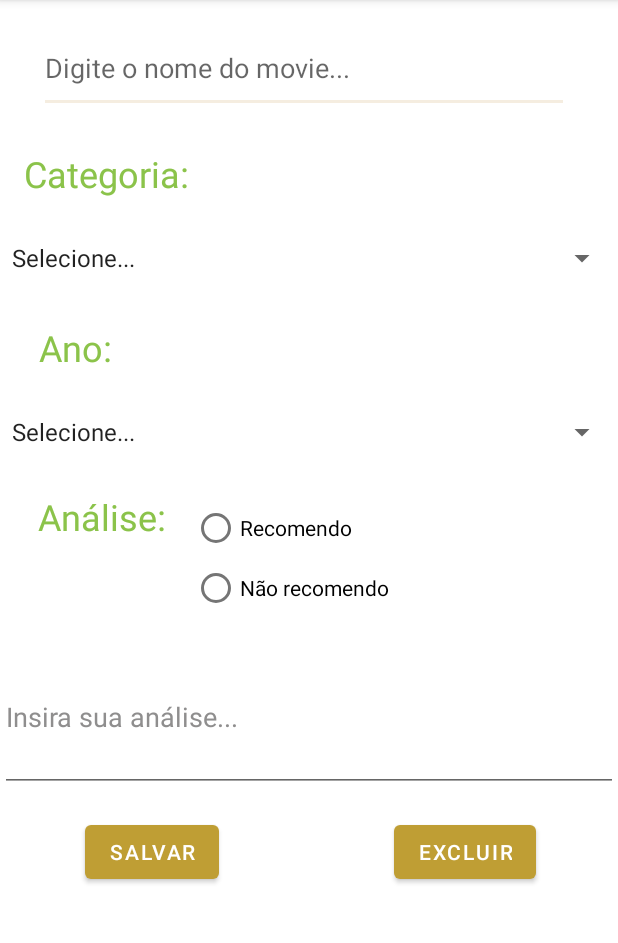
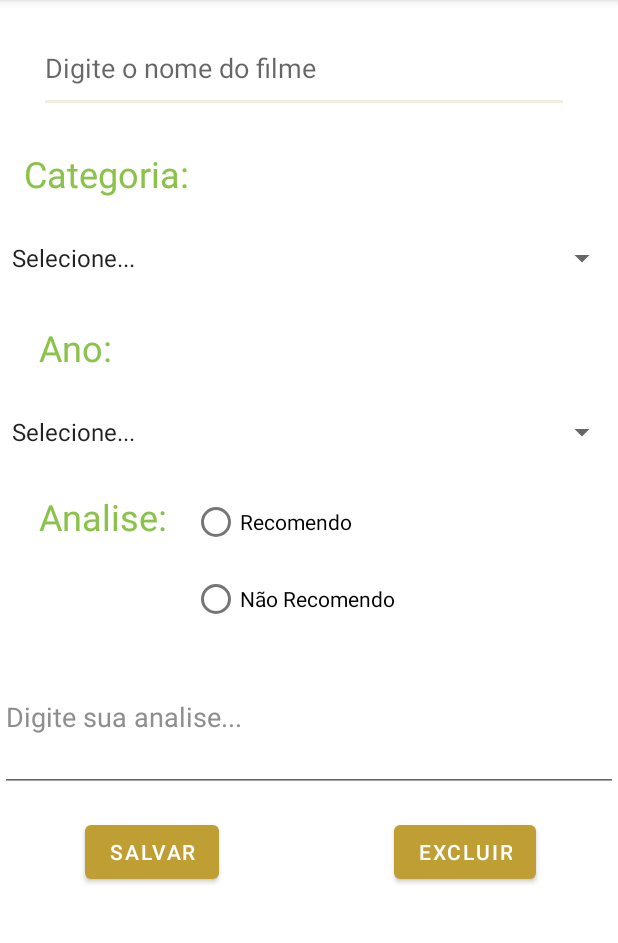
Before and after one commit to 616C616E/AppCadastro, an Android app: the screen it shows after launch (FormActivity), after a tap on an icon or button, on a phone screen of 412 x 824 dp, the part 84-1027 px from its top. Run offline under Robolectric (Android 15) with nearby library versions, the phone set to English and light mode, and no system bars.

Commit message:
Ajustes gerais

```diff
--- a/app/src/main/java/com/example/cadastroapp/DB.java
+++ b/app/src/main/java/com/example/cadastroapp/DB.java
@@ -15,15 +15,17 @@ public class DB extends SQLiteOpenHelper {
 
     @Override
     public void onCreate(SQLiteDatabase db) {
+        db.execSQL("DROP TABLE IF EXISTS movie");
         db.execSQL("CREATE TABLE IF NOT EXISTS movie ( " +
                 "     id INTEGER NOT NULL PRIMARY KEY AUTOINCREMENT ," +
                 "     nome TEXT NOT NULL ," +
                 "     categoria TEXT NOT NULL ," +
                 "     analise TEXT NOT NULL ," +
+                "     recomenda INTEGER NOT NULL ," +
                 "     ano INTEGER  ) "  );
     }
 
     @Override
-    public void onUpgrade(SQLiteDatabase sqLiteDatabase, int i, int i1) {
+    public void onUpgrade(SQLiteDatabase db, int i, int i1) {
     }
 }
--- a/app/src/main/java/com/example/cadastroapp/MovieDAO.java
+++ b/app/src/main/java/com/example/cadastroapp/MovieDAO.java
@@ -16,6 +16,7 @@ public class MovieDAO {
         valores.put("ano", filme.getAno() );
         valores.put("categoria", filme.getCategoria().toString());
         valores.put("analise", filme.getAnalise().toString());
+        valores.put("recomenda", filme.getRecomenda());
 
         DB banco = new DB(context);
         SQLiteDatabase db = banco.getWritableDatabase();
@@ -29,6 +30,7 @@ public class MovieDAO {
         valores.put("ano", filme.getAno() );
         valores.put("categoria", filme.getCategoria().toString());
         valores.put("analise", filme.getAnalise().toString());
+        valores.put("recomenda", filme.getRecomenda());
 
         DB banco = new DB(context);
         SQLiteDatabase db = banco.getWritableDatabase();
@@ -46,7 +48,7 @@ public class MovieDAO {
         List<Movie> lista = new ArrayList<>();
         DB banco = new DB(context);
         SQLiteDatabase db = banco.getReadableDatabase();
-        Cursor cursor = db.rawQuery("SELECT id, nome, ano, categoria, analise FROM movie ORDER BY nome", null );
+        Cursor cursor = db.rawQuery("SELECT id, nome, ano, categoria, analise, recomenda FROM movie ORDER BY nome", null );
         if( cursor.getCount() > 0 ){
             cursor.moveToFirst();
             do{
@@ -56,6 +58,8 @@ public class MovieDAO {
                 filme.setAno( cursor.getInt(2) );
                 filme.setCategoria(cursor.getString(3));
                 filme.setAnalise(cursor.getString(4));
+                filme.setRecomenda((cursor.getInt(5) == 1));
+
                 lista.add( filme );
             }while( cursor.moveToNext() );
         }
@@ -65,7 +69,7 @@ public class MovieDAO {
     public static Movie getFilmeById(Context context, int id){
         DB banco = new DB(context);
         SQLiteDatabase db = banco.getReadableDatabase();
-        Cursor cursor = db.rawQuery("SELECT id, nome, ano, categoria, analise FROM movie WHERE id = " + id, null );
+        Cursor cursor = db.rawQuery("SELECT id, nome, ano, categoria, analise, recomenda FROM movie WHERE id = " + id, null );
         if( cursor.getCount() > 0 ){
             cursor.moveToFirst();
             Movie filme = new Movie();
@@ -74,6 +78,7 @@ public class MovieDAO {
             filme.setAno( cursor.getInt(2) );
             filme.setCategoria(cursor.getString(3));
             filme.setAnalise(cursor.getString(4));
+            filme.setRecomenda((cursor.getInt(5) == 1));
             return filme;
         }else{
             return null;
--- a/app/src/main/res/layout/activity_form.xml
+++ b/app/src/main/res/layout/activity_form.xml
@@ -14,7 +14,7 @@
         android:layout_height="59dp"
         android:layout_marginTop="16dp"
         android:ems="10"
-        android:hint="Digite o nome do movie..."
+        android:hint="@string/nameHint"
         android:inputType="textPersonName"
         app:layout_constraintEnd_toEndOf="parent"
         app:layout_constraintHorizontal_bias="0.448"
@@ -22,37 +22,11 @@
         app:layout_constraintTop_toTopOf="parent" />
 
     <TextView
-        android:id="@+id/textView"
-        android:layout_width="wrap_content"
-        android:layout_height="wrap_content"
-        android:layout_marginTop="140dp"
-        android:text="Ano: "
-        android:textColor="#8BC34A"
-        android:textSize="24sp"
-        app:layout_constraintEnd_toEndOf="parent"
-        app:layout_constraintHorizontal_bias="0.072"
-        app:layout_constraintStart_toStartOf="parent"
-        app:layout_constraintTop_toBottomOf="@+id/etNome" />
-
-    <Spinner
-        android:id="@+id/spAno"
-        android:layout_width="match_parent"
-        android:layout_height="wrap_content"
-        android:layout_marginTop="16dp"
-        android:entries="@array/arrAno"
-        android:minHeight="48dp"
-        app:layout_constraintEnd_toEndOf="parent"
-        app:layout_constraintHorizontal_bias="0.0"
-        app:layout_constraintStart_toStartOf="parent"
-        app:layout_constraintTop_toBottomOf="@+id/textView" />
-
-    <TextView
         android:id="@+id/textView2"
         android:layout_width="wrap_content"
         android:layout_height="wrap_content"
-
         android:layout_marginTop="24dp"
-        android:text="Categoria: "
+        android:text="@string/category"
         android:textColor="#8BC34A"
         android:textColorLink="#F44336"
         android:textSize="24sp"
@@ -74,11 +48,36 @@
         app:layout_constraintTop_toBottomOf="@+id/textView2" />
 
     <TextView
+        android:id="@+id/textView"
+        android:layout_width="wrap_content"
+        android:layout_height="wrap_content"
+        android:layout_marginTop="140dp"
+        android:text="@string/year"
+        android:textColor="#8BC34A"
+        android:textSize="24sp"
+        app:layout_constraintEnd_toEndOf="parent"
+        app:layout_constraintHorizontal_bias="0.072"
+        app:layout_constraintStart_toStartOf="parent"
+        app:layout_constraintTop_toBottomOf="@+id/etNome" />
+
+    <Spinner
+        android:id="@+id/spAno"
+        android:layout_width="match_parent"
+        android:layout_height="wrap_content"
+        android:layout_marginTop="16dp"
+        android:entries="@array/arrAno"
+        android:minHeight="48dp"
+        app:layout_constraintEnd_toEndOf="parent"
+        app:layout_constraintHorizontal_bias="0.0"
+        app:layout_constraintStart_toStartOf="parent"
+        app:layout_constraintTop_toBottomOf="@+id/textView" />
+
+    <TextView
         android:id="@+id/textView4"
         android:layout_width="wrap_content"
         android:layout_height="wrap_content"
         android:layout_marginTop="196dp"
-        android:text="Análise: "
+        android:text="@string/review"
         android:textColor="#8BC34A"
         android:textSize="24sp"
         app:layout_constraintEnd_toEndOf="parent"
@@ -86,13 +85,46 @@
         app:layout_constraintStart_toStartOf="parent"
         app:layout_constraintTop_toBottomOf="@+id/textView2" />
 
+    <RadioGroup
+        android:layout_width="wrap_content"
+        android:layout_height="wrap_content"
+        android:layout_marginTop="308dp"
+        android:orientation="vertical"
+        app:layout_constraintEnd_toEndOf="parent"
+        app:layout_constraintHorizontal_bias="0.0"
+        app:layout_constraintStart_toStartOf="parent"
+        app:layout_constraintTop_toTopOf="parent">
+
+        <RadioButton
+            android:id="@+id/rdRecomendo"
+            android:layout_width="125dp"
+            android:layout_height="48dp"
+            android:layout_marginStart="128dp"
+            android:layout_marginTop="16dp"
+            android:text="@string/recomended"
+            app:layout_constraintStart_toStartOf="parent"
+            app:layout_constraintTop_toBottomOf="@+id/spAno"
+            android:onClick="onRadioButtonClicked"/>
+
+        <RadioButton
+            android:id="@+id/rdNRecomendo"
+            android:layout_width="wrap_content"
+            android:layout_height="wrap_content"
+            android:layout_marginStart="128dp"
+            android:layout_marginTop="3dp"
+            android:text="@string/notrecomended"
+            app:layout_constraintStart_toStartOf="parent"
+            app:layout_constraintTop_toBottomOf="@+id/spAno"
+            android:onClick="onRadioButtonClicked"/>
+    </RadioGroup>
+
     <EditText
         android:id="@+id/etAnalise"
         android:layout_width="match_parent"
         android:layout_height="100dp"
         android:layout_marginTop="428dp"
         android:ems="10"
-        android:hint="Insira sua análise..."
+        android:hint="@string/reviewHint"
         android:inputType="text|textMultiLine"
         android:textColor="#4CAF50"
         android:textColorHighlight="#4CAF50"
@@ -102,33 +134,13 @@
         app:layout_constraintStart_toStartOf="parent"
         app:layout_constraintTop_toTopOf="parent" />
 
-    <RadioGroup
-        android:layout_width="match_parent"
-        android:layout_height="wrap_content"
-        android:orientation="horizontal"
-        app:layout_constraintEnd_toEndOf="parent"
-        app:layout_constraintHorizontal_bias="0.0"
-        app:layout_constraintStart_toStartOf="parent"
-        app:layout_constraintTop_toTopOf="parent">
-
-        <Space
-            android:layout_width="0dp"
-            android:layout_height="wrap_content"
-            android:layout_weight="1"/>
-
-        <Space
-            android:layout_width="0dp"
-            android:layout_height="wrap_content"
-            android:layout_weight="1"/>
-
-    </RadioGroup>
 
     <Button
         android:id="@+id/btnSalvar"
         android:layout_width="wrap_content"
         android:layout_height="wrap_content"
         android:layout_marginTop="232dp"
-        android:text="Salvar"
+        android:text="@string/save"
         app:layout_constraintEnd_toEndOf="parent"
         app:layout_constraintHorizontal_bias="0.175"
         app:layout_constraintStart_toStartOf="parent"
@@ -139,28 +151,11 @@
         android:layout_width="wrap_content"
         android:layout_height="wrap_content"
         android:layout_marginTop="232dp"
-        android:text="Excluir"
+        android:text="@string/delete"
         app:layout_constraintEnd_toEndOf="parent"
         app:layout_constraintHorizontal_bias="0.828"
         app:layout_constraintStart_toStartOf="parent"
         app:layout_constraintTop_toBottomOf="@+id/spAno" />
 
-    <RadioButton
-        android:layout_width="125dp"
-        android:layout_height="48dp"
-        android:layout_marginStart="128dp"
-        android:layout_marginTop="16dp"
-        android:text="Recomendo"
-        app:layout_constraintStart_toStartOf="parent"
-        app:layout_constraintTop_toBottomOf="@+id/spAno" />
-
-    <RadioButton
-        android:layout_width="wrap_content"
-        android:layout_height="wrap_content"
-        android:layout_marginStart="128dp"
-        android:layout_marginTop="56dp"
-        android:text="Não recomendo"
-        app:layout_constraintStart_toStartOf="parent"
-        app:layout_constraintTop_toBottomOf="@+id/spAno" />
 
 </androidx.constraintlayout.widget.ConstraintLayout>
--- a/app/src/main/res/values/strings.xml
+++ b/app/src/main/res/values/strings.xml
@@ -50,4 +50,13 @@
 
     <string name="txtAtencao">Atenção</string>
     <string name="action_settings">Configurações</string>
+    <string name="nameHint">Digite o nome do filme</string>
+    <string name="category">Categoria: </string>
+    <string name="year">Ano: </string>
+    <string name="review">Analise: </string>
+    <string name="recomended">Recomendo</string>
+    <string name="notrecomended">Não Recomendo</string>
+    <string name="reviewHint">Digite sua analise...</string>
+    <string name="save">Salvar</string>
+    <string name="delete">Excluir</string>
 </resources>
```
Also changed, not shown: app/src/main/java/com/example/cadastroapp/FormActivity.java (+30 -0 lines), app/src/main/java/com/example/cadastroapp/Movie.java (+14 -3 lines), 1 other file.
